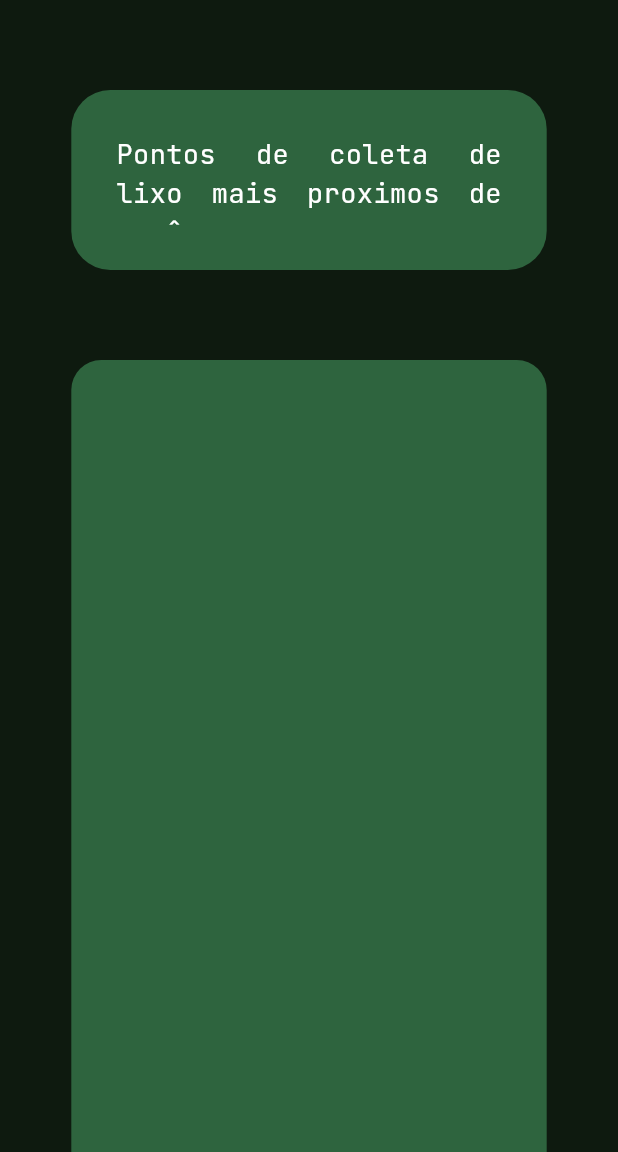
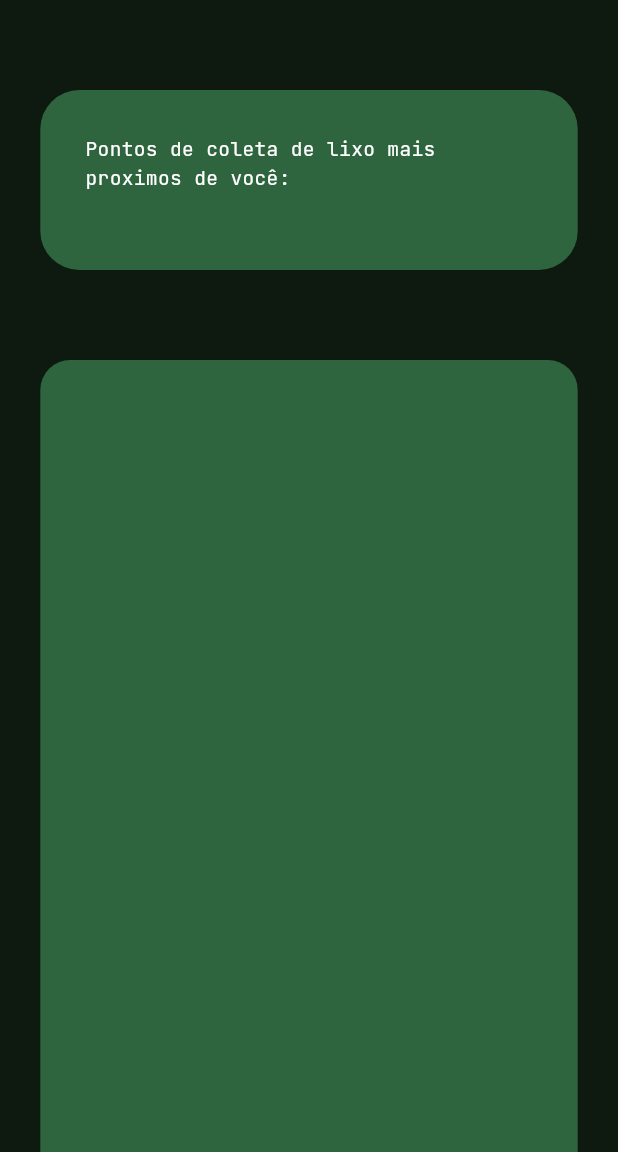
Before and after one commit to ArthurQuintino/AmbilitySP, a Flutter app: the screen it shows after launch, in the side drawer, after a tap on "Pontos de Coleta de Lixo", on a phone screen of 412 x 824 dp, the part 84-1236 px from its top. Run offline on Flutter 3.47's test engine with Material 3 defaults, Android fonts, the phone set to English and light mode, and no system bars; our stand-ins replace gap, google_fonts.

Commit message:
Resolução de pequenos detalhes.

```diff
--- a/ambilitysp/lib/fourthPage.dart
+++ b/ambilitysp/lib/fourthPage.dart
@@ -209,7 +209,7 @@ class FourthPage extends StatelessWidget {
                   ),
                 ),
                 Container(
-                  width: largura / 1.3,
+                  width: largura / 1.15,
                   height: altura / 1.75,
                   padding: const EdgeInsets.all(20),
                   decoration: BoxDecoration(
@@ -225,7 +225,7 @@ class FourthPage extends StatelessWidget {
                 ),
                 const Gap(10),
                 Container(
-                  width: largura / 1.3,
+                  width: largura / 1.15,
                   height: altura / 2.5,
                   child: Image.asset(
                     'images/EcoCirc.jpg',
--- a/ambilitysp/lib/sixthPage.dart
+++ b/ambilitysp/lib/sixthPage.dart
@@ -265,7 +265,7 @@ class _SixthPageState extends State<sixthPage> {
                 width: largura,
                 height: 40,
                 color: const Color(0xFF3E8538),
-                child: Text('Cotação de emissão de Carbono dos Materiais',
+                child: Text('Taxa de Emissão de CO2 dos Materiais',
                     textAlign: TextAlign.center,
                     style: GoogleFonts.faustina(
                         textStyle: const TextStyle(
--- a/ambilitysp/lib/thirdPage.dart
+++ b/ambilitysp/lib/thirdPage.dart
@@ -193,28 +193,27 @@ class ThirdPage extends StatelessWidget {
               children: [
                 const Gap(60),
                 Container(
-                  width: largura / 1.3,
+                  width: largura / 1.15,
                   height: 120,
                   padding: const EdgeInsets.all(30),
                   decoration: BoxDecoration(
                       color: const Color(0xFF2E643E),
                       borderRadius: BorderRadius.circular(26)),
                   child: Text('Pontos de coleta de lixo mais proximos de você:',
-                      textAlign: TextAlign.justify,
                       style: GoogleFonts.jetBrainsMono(
                           textStyle: const TextStyle(
-                              fontSize: 18, color: Colors.white))),
+                              fontSize: 13, color: Colors.white))),
                 ),
                 const Gap(60),
                 Container(
-                    width: largura / 1.3,
+                    width: largura / 1.15,
                     height: 550,
                     decoration: BoxDecoration(
                         color: const Color(0xFF2E643E),
                         borderRadius: BorderRadius.circular(20))),
                 const Gap(60),
                 Container(
-                    width: largura / 1.3,
+                    width: largura / 1.15,
                     height: 120,
                     padding: const EdgeInsets.all(30),
                     decoration: BoxDecoration(
@@ -222,13 +221,12 @@ class ThirdPage extends StatelessWidget {
                         borderRadius: BorderRadius.circular(26)),
                     child: Text(
                         'Materiais que podem ser descartados em segurança:',
-                        textAlign: TextAlign.justify,
                         style: GoogleFonts.jetBrainsMono(
                             textStyle: const TextStyle(
-                                fontSize: 18, color: Colors.white)))),
+                                fontSize: 13, color: Colors.white)))),
                 const Gap(50),
                 Container(
-                    width: largura / 1.3,
+                    width: largura / 1.15,
                     height: 300,
                     padding: const EdgeInsets.all(30),
                     decoration: BoxDecoration(
@@ -236,10 +234,9 @@ class ThirdPage extends StatelessWidget {
                         borderRadius: BorderRadius.circular(26)),
                     child: Text(
                         ' Entulhos de Construção \r Moveis Velhos \r Metais \r Papel e Papelão \r Eletrônicos \r Pilhas e baterias usadas \r Pneus \r Óleo de cozinha',
-                        textAlign: TextAlign.justify,
-                        style: GoogleFonts.jetBrainsMono(
+                        style: GoogleFonts.faustina(
                             textStyle: const TextStyle(
-                                fontSize: 18, color: Colors.white)))),
+                                fontSize: 13, color: Colors.white)))),
                 Container(
                     width: largura,
                     height: 50,
```
Also changed, not shown: ambilitysp/lib/fifthPage.dart (+9 -1 lines).
